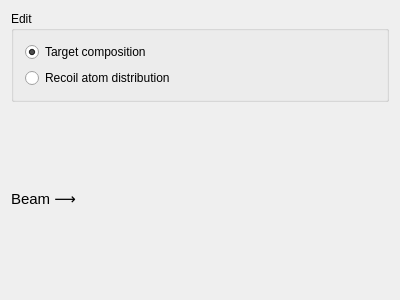
Qt form ui_files/ui_target_widget.ui (JYU-IBA/potku) before a commit.
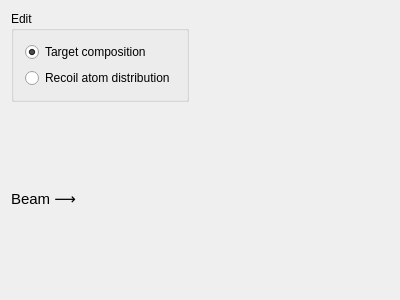
The same form after that commit.

```diff
--- a/ui_files/ui_target_widget.ui
+++ b/ui_files/ui_target_widget.ui
@@ -15,6 +15,8 @@
   </property>
   <layout class="QVBoxLayout" name="verticalLayout">
    <item>
+    <layout class="QHBoxLayout" name="horizontalLayout_2">
+     <item>
     <widget class="QGroupBox" name="groupBox">
      <property name="title">
       <string>Edit</string>
@@ -39,6 +41,21 @@
       </item>
      </layout>
     </widget>
+     </item>
+     <item>
+      <spacer name="horizontalSpacer">
+       <property name="orientation">
+        <enum>Qt::Horizontal</enum>
+       </property>
+       <property name="sizeHint" stdset="0">
+        <size>
+         <width>40</width>
+         <height>20</height>
+        </size>
+       </property>
+      </spacer>
+     </item>
+    </layout>
    </item>
    <item>
     <layout class="QHBoxLayout" name="horizontalLayout">
```
Lines whose indentation alone changed are shown as unchanged.
